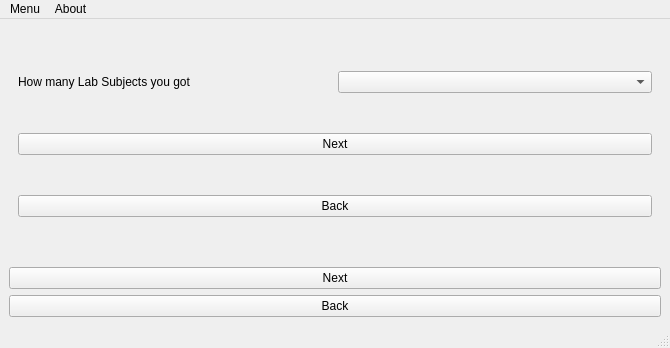
Before: the Qt Designer form sfo.ui in Abir-Tx/StudyFolderOrganizer-GUI, drawn with Qt 5.
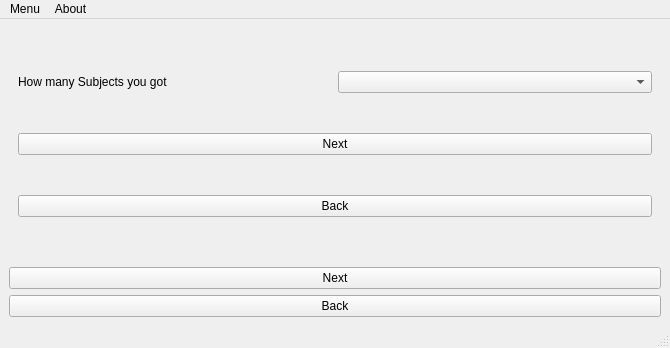
After: the same form once the commit is applied. The open tabs and pages were chosen to show the change.

Commit message:
Change subjectno label dynamically
the subjectNo label now changes dynamically depending the whether lab or theory is selected

```diff
--- a/sfo.ui
+++ b/sfo.ui
@@ -186,7 +186,7 @@
           <item>
            <widget class="QLabel" name="labsubnolabel">
             <property name="text">
-             <string>How many Lab Subjects you got </string>
+             <string>How many Subjects you got </string>
             </property>
            </widget>
           </item>
```
Left out of the diff: 4 changed lines with no effect on the pictures. The commit also changes 1 other file.
